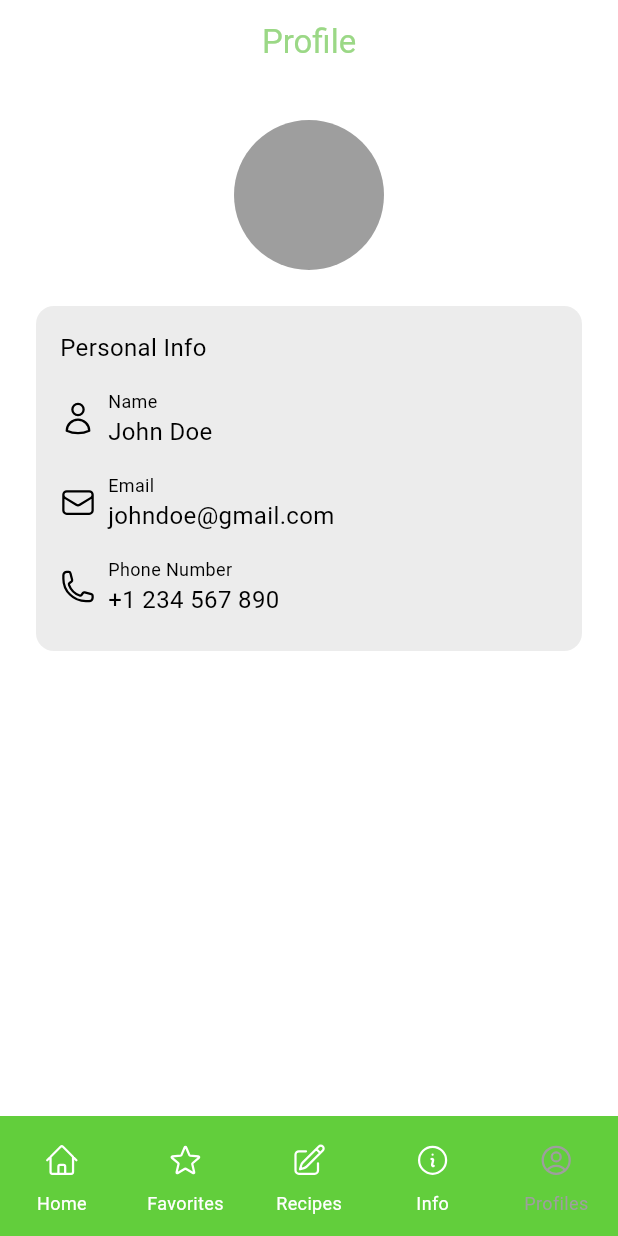
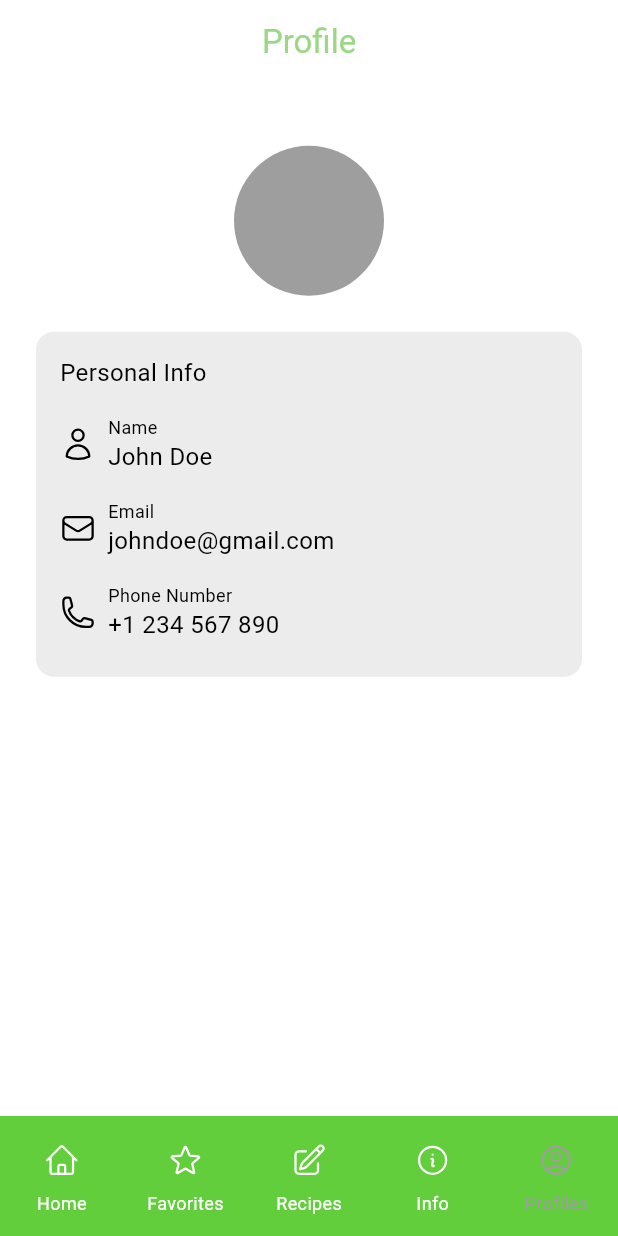
Before and after one commit to Fairuzzzzz/TaskApp, a Flutter app: the screen it shows after launch, item 5 of the bottom bar chosen, on a phone screen of 412 x 824 dp. Run offline on Flutter 3.47's test engine with Material 3 defaults, Android fonts, the phone set to English and light mode, and no system bars; our stand-ins replace device_preview, flutter_svg.

Commit message:
fix (profiles): overflow component

```diff
--- a/lib/main.dart
+++ b/lib/main.dart
@@ -13,9 +13,6 @@ class MyApp extends StatelessWidget {
   @override
   Widget build(BuildContext context) {
     return MaterialApp(
-      useInheritedMediaQuery: true,
-      locale: DevicePreview.locale(context),
-      builder: DevicePreview.appBuilder,
       debugShowCheckedModeBanner: false,
       home: MainScreen(),
     );
--- a/lib/pages/profiles.dart
+++ b/lib/pages/profiles.dart
@@ -1,11 +1,16 @@
 import 'package:flutter/material.dart';
 import 'package:flutter_svg/flutter_svg.dart';
+import 'dart:math' as math;
 
 class ProfilePage extends StatelessWidget {
   const ProfilePage({super.key});
 
   @override
   Widget build(BuildContext context) {
+    final size = MediaQuery.of(context).size;
+    final padding = MediaQuery.of(context).padding;
+    final safeHeight = size.height - padding.top - padding.bottom;
+
     return Scaffold(
       appBar: AppBar(
         centerTitle: true,
@@ -15,26 +20,34 @@ class ProfilePage extends StatelessWidget {
         ),
         backgroundColor: Colors.white,
       ),
-      body: Column(
+      body: LayoutBuilder(builder: (context, constraints) {
+        final screenWidth = MediaQuery.of(context).size.width;
+        final isTablet = screenWidth > 600;
+
+        final dynamicHeight = constraints.maxHeight * (isTablet ? 0.2589: 0.3);
+        final maxHeight = 300.0;
+        final containerHeight = dynamicHeight.clamp(230.0, maxHeight);
+        return SingleChildScrollView(
+          child: Column(
             children: [
               SizedBox(
-            height: 24,
+                height: safeHeight * 0.05,
               ),
               Center(
                 child: Container(
                     width: 100,
                     height: 100,
-                decoration:
-                    BoxDecoration(shape: BoxShape.circle, color: Colors.grey)),
+                    decoration: BoxDecoration(
+                        shape: BoxShape.circle, color: Colors.grey)),
               ),
               SizedBox(
                 height: 24,
               ),
               Container(
-              height: 230,
+                  height: containerHeight,
                   width: double.infinity,
                   margin: EdgeInsets.symmetric(horizontal: 24),
-              padding: EdgeInsets.all(16),
+                  padding: EdgeInsets.all(isTablet ? 24 : 16),
                   decoration: BoxDecoration(
                       color: Colors.grey.withOpacity(0.2),
                       borderRadius: BorderRadius.circular(12)),
@@ -61,11 +74,12 @@ class ProfilePage extends StatelessWidget {
                             crossAxisAlignment: CrossAxisAlignment.start,
                             children: [
                               Text("Name",
-                              style:
-                                  TextStyle(fontSize: 12, color: Colors.black)),
+                                  style: TextStyle(
+                                      fontSize: 12, color: Colors.black)),
                               Text(
                                 "John Doe",
-                            style: TextStyle(fontSize: 16, color: Colors.black),
+                                style: TextStyle(
+                                    fontSize: 16, color: Colors.black),
                               )
                             ],
                           ),
@@ -87,11 +101,12 @@ class ProfilePage extends StatelessWidget {
                             crossAxisAlignment: CrossAxisAlignment.start,
                             children: [
                               Text("Email",
-                              style:
-                                  TextStyle(fontSize: 12, color: Colors.black)),
+                                  style: TextStyle(
+                                      fontSize: 12, color: Colors.black)),
                               Text(
                                 "johndoe@gmail.com",
-                            style: TextStyle(fontSize: 16, color: Colors.black),
+                                style: TextStyle(
+                                    fontSize: 16, color: Colors.black),
                               )
                             ],
                           ),
@@ -113,11 +128,12 @@ class ProfilePage extends StatelessWidget {
                             crossAxisAlignment: CrossAxisAlignment.start,
                             children: [
                               Text("Phone Number",
-                              style:
-                                  TextStyle(fontSize: 12, color: Colors.black)),
+                                  style: TextStyle(
+                                      fontSize: 12, color: Colors.black)),
                               Text(
                                 "+1 234 567 890",
-                            style: TextStyle(fontSize: 16, color: Colors.black),
+                                style: TextStyle(
+                                    fontSize: 16, color: Colors.black),
                               )
                             ],
                           ),
@@ -127,6 +143,8 @@ class ProfilePage extends StatelessWidget {
                   ))
             ],
           ),
+        );
+      }),
       backgroundColor: Colors.white,
     );
   }
```
Lines whose indentation alone changed are shown as unchanged.
